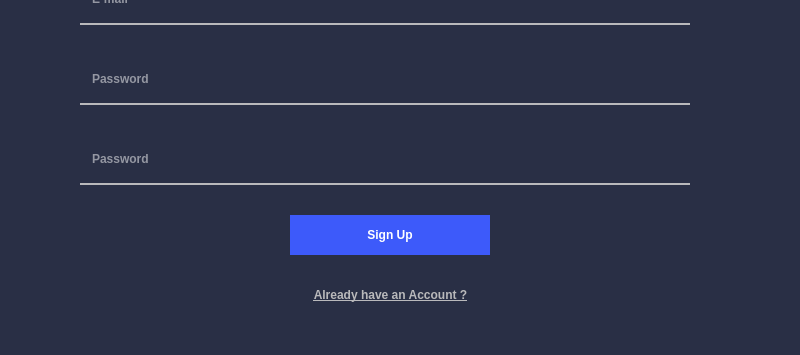
Old version of the form ETM/SignUp.ui in the repository yusufnasserdev/Employees-Task-Manager; both pictures show x 0 to 800 and y 245 to 600 of the 800 by 600 pixel window.
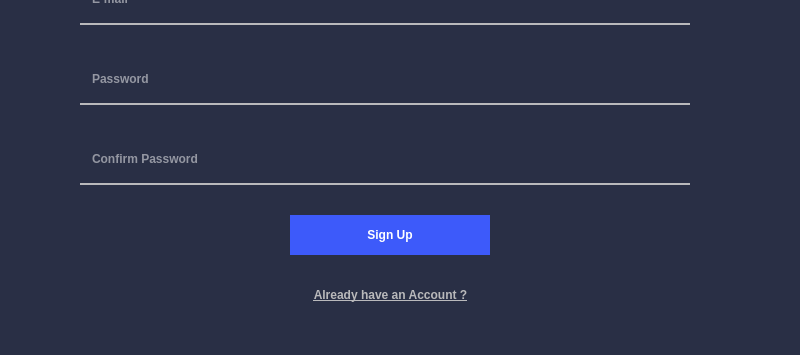
New version of the form. Icons and pictures are not drawn.

Diff of the .ui file:
```diff
--- a/ETM/SignUp.ui
+++ b/ETM/SignUp.ui
@@ -217,7 +217,7 @@
     <enum>QLineEdit::Password</enum>
    </property>
    <property name="placeholderText">
-    <string>Password</string>
+    <string>Confirm Password</string>
    </property>
   </widget>
   <widget class="QPushButton" name="signUp">
```
